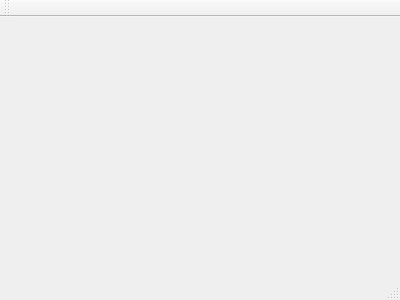
Above: mainwindow.ui from oleg-py/blink before the change. Below: the same form after it.
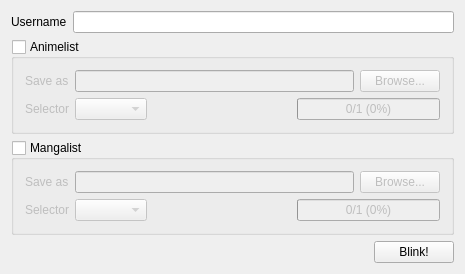
That is the form after the change.

What changed in the file:
```diff
--- a/mainwindow.ui
+++ b/mainwindow.ui
@@ -1,24 +1,235 @@
 <ui version="4.0">
  <class>MainWindow</class>
- <widget class="QMainWindow" name="MainWindow" >
-  <property name="geometry" >
+ <widget class="QMainWindow" name="MainWindow">
+  <property name="geometry">
    <rect>
     <x>0</x>
     <y>0</y>
-    <width>400</width>
-    <height>300</height>
+    <width>465</width>
+    <height>263</height>
    </rect>
   </property>
   <property name="windowTitle" >
    <string>MainWindow</string>
   </property>
-  <widget class="QMenuBar" name="menuBar" />
-  <widget class="QToolBar" name="mainToolBar" />
-  <widget class="QWidget" name="centralWidget" />
-  <widget class="QStatusBar" name="statusBar" />
+  <widget class="QWidget" name="centralWidget">
+   <layout class="QVBoxLayout" name="verticalLayout">
+    <item>
+     <layout class="QFormLayout" name="formLayout">
+      <property name="fieldGrowthPolicy">
+       <enum>QFormLayout::AllNonFixedFieldsGrow</enum>
+      </property>
+      <item row="0" column="1">
+       <widget class="QLineEdit" name="usernameEdit"/>
+      </item>
+      <item row="0" column="0">
+       <widget class="QLabel" name="usernameLbl">
+        <property name="text">
+         <string>Username</string>
+        </property>
+       </widget>
+      </item>
+     </layout>
+    </item>
+    <item>
+     <widget class="QGroupBox" name="anime_group">
+      <property name="title">
+       <string>Animelist</string>
+      </property>
+      <property name="flat">
+       <bool>false</bool>
+      </property>
+      <property name="checkable">
+       <bool>true</bool>
+      </property>
+      <property name="checked">
+       <bool>false</bool>
+      </property>
+      <layout class="QFormLayout" name="formLayout_2">
+       <item row="0" column="0">
+        <widget class="QLabel" name="anime_saveAsLbl">
+         <property name="text">
+          <string>Save as</string>
+         </property>
+        </widget>
+       </item>
+       <item row="0" column="1">
+        <layout class="QHBoxLayout" name="horizontalLayout_2">
+         <item>
+          <widget class="QLineEdit" name="anime_path"/>
+         </item>
+         <item>
+          <widget class="QPushButton" name="anime_browseButton">
+           <property name="text">
+            <string>Browse...</string>
+           </property>
+          </widget>
+         </item>
+        </layout>
+       </item>
+       <item row="1" column="0">
+        <widget class="QLabel" name="anime_selectorLbl">
+         <property name="text">
+          <string>Selector</string>
+         </property>
+        </widget>
+       </item>
+       <item row="1" column="1">
+        <layout class="QHBoxLayout" name="horizontalLayout_3">
+         <item>
+          <widget class="QComboBox" name="anime_selectorFormat"/>
+         </item>
+         <item>
+          <spacer name="horizontalSpacer_2">
+           <property name="orientation">
+            <enum>Qt::Horizontal</enum>
+           </property>
+           <property name="sizeHint" stdset="0">
+            <size>
+             <width>40</width>
+             <height>20</height>
+            </size>
+           </property>
+          </spacer>
+         </item>
+         <item>
+          <widget class="QProgressBar" name="anime_progress">
+           <property name="maximum">
+            <number>1</number>
+           </property>
+           <property name="value">
+            <number>0</number>
+           </property>
+           <property name="format">
+            <string>%v/%m (%p%)</string>
+           </property>
+          </widget>
+         </item>
+        </layout>
+       </item>
+      </layout>
+     </widget>
+    </item>
+    <item>
+     <widget class="QGroupBox" name="manga_group">
+      <property name="title">
+       <string>Mangalist</string>
+      </property>
+      <property name="flat">
+       <bool>false</bool>
+      </property>
+      <property name="checkable">
+       <bool>true</bool>
+      </property>
+      <property name="checked">
+       <bool>false</bool>
+      </property>
+      <layout class="QFormLayout" name="formLayout_3">
+       <item row="0" column="0">
+        <widget class="QLabel" name="manga_saveAsLbl">
+         <property name="text">
+          <string>Save as</string>
+         </property>
+        </widget>
+       </item>
+       <item row="0" column="1">
+        <layout class="QHBoxLayout" name="horizontalLayout_4">
+         <item>
+          <widget class="QLineEdit" name="manga_path"/>
+         </item>
+         <item>
+          <widget class="QPushButton" name="manga_browseButton">
+           <property name="text">
+            <string>Browse...</string>
+           </property>
+          </widget>
+         </item>
+        </layout>
+       </item>
+       <item row="1" column="0">
+        <widget class="QLabel" name="manga_selectorLbl">
+         <property name="text">
+          <string>Selector</string>
+         </property>
+        </widget>
+       </item>
+       <item row="1" column="1">
+        <layout class="QHBoxLayout" name="horizontalLayout_5">
+         <item>
+          <widget class="QComboBox" name="manga_selectorFormat"/>
+         </item>
+         <item>
+          <spacer name="horizontalSpacer_3">
+           <property name="orientation">
+            <enum>Qt::Horizontal</enum>
+           </property>
+           <property name="sizeHint" stdset="0">
+            <size>
+             <width>40</width>
+             <height>20</height>
+            </size>
+           </property>
+          </spacer>
+         </item>
+         <item>
+          <widget class="QProgressBar" name="manga_progress">
+           <property name="maximum">
+            <number>1</number>
+           </property>
+           <property name="value">
+            <number>0</number>
+           </property>
+           <property name="format">
+            <string>%v/%m (%p%)</string>
+           </property>
+          </widget>
+         </item>
+        </layout>
+       </item>
+      </layout>
+     </widget>
+    </item>
+    <item>
+     <spacer name="verticalSpacer">
+      <property name="orientation">
+       <enum>Qt::Vertical</enum>
+      </property>
+      <property name="sizeHint" stdset="0">
+       <size>
+        <width>20</width>
+        <height>40</height>
+       </size>
+      </property>
+     </spacer>
+    </item>
+    <item>
+     <layout class="QHBoxLayout" name="horizontalLayout">
+      <item>
+       <spacer name="horizontalSpacer">
+        <property name="orientation">
+         <enum>Qt::Horizontal</enum>
+        </property>
+        <property name="sizeHint" stdset="0">
+         <size>
+          <width>40</width>
+          <height>20</height>
+         </size>
+        </property>
+       </spacer>
+      </item>
+      <item>
+       <widget class="QPushButton" name="blinkButton">
+        <property name="text">
+         <string>Blink!</string>
+        </property>
+       </widget>
+      </item>
+     </layout>
+    </item>
+   </layout>
+  </widget>
  </widget>
- <layoutDefault spacing="6" margin="11" />
- <pixmapfunction></pixmapfunction>
+ <layoutdefault spacing="6" margin="11"/>
  <resources/>
  <connections/>
 </ui>
```
Left out of the diff: 6 changed lines with no effect on the pictures.
